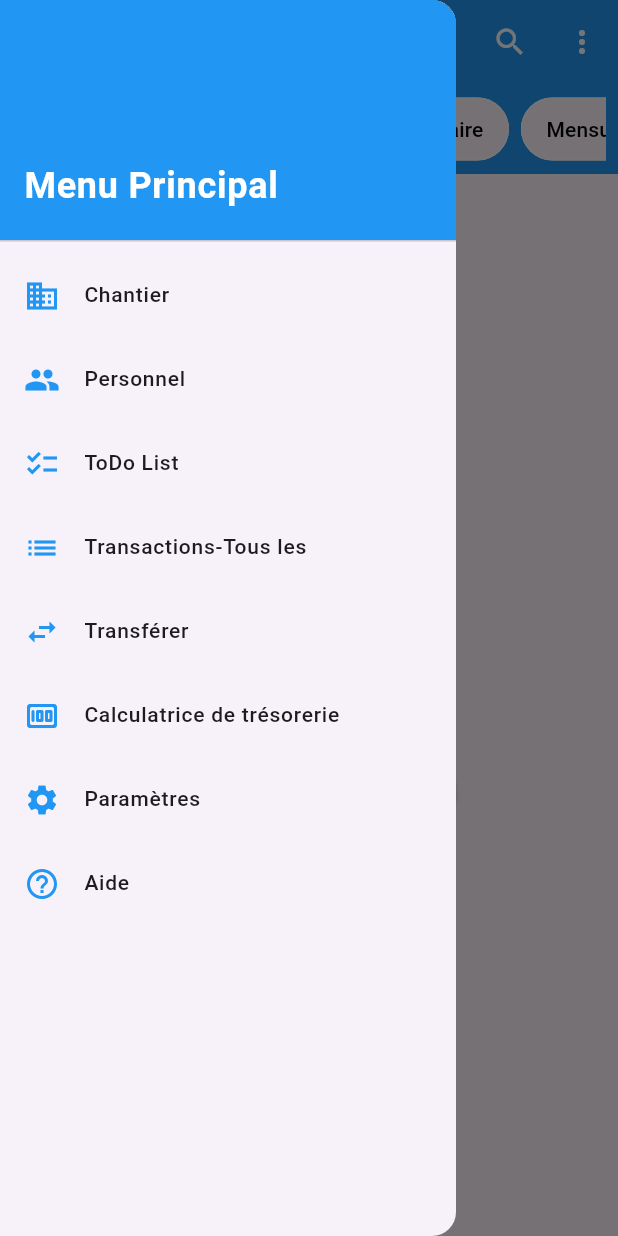
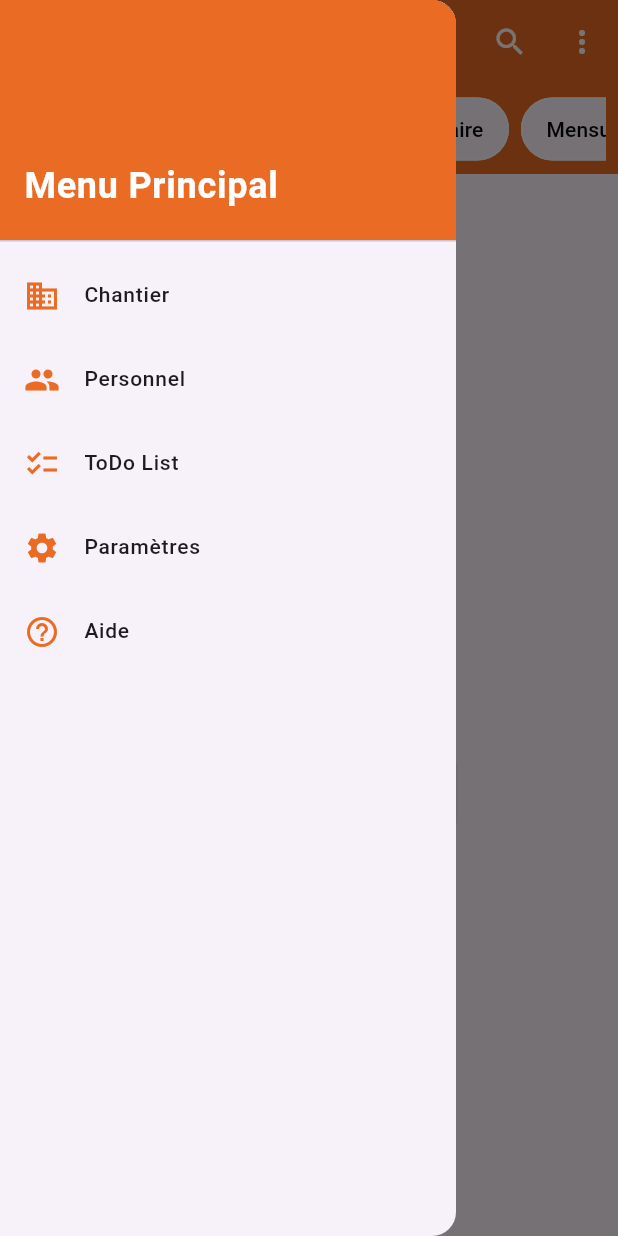
Before and after one commit to DarkZangetsu/Gestion-caisse-, a Flutter app: the HomePage screen opened directly, with the side drawer open, on a phone screen of 412 x 824 dp. Run offline on Flutter 3.47's test engine with Material 3 defaults, Android fonts, the phone set to English and light mode, and no system bars; our stand-ins replace flutter_riverpod, supabase_flutter; accounts and stored records are empty.

Commit message:
vonjy maika

```diff
--- a/lib/models/accounts.dart
+++ b/lib/models/accounts.dart
@@ -20,7 +20,7 @@ class Account {
       id: json['id'],
       userId: json['user_id'],
       name: json['name'],
-      solde: json['solde'],
+      solde: json['solde']?.toDouble(),
       createdAt: DateTime.parse(json['created_at']),
       updatedAt: DateTime.parse(json['updated_at']),
     );
@@ -33,7 +33,7 @@ class Account {
       'name': name,
       'solde': solde,
       'created_at': createdAt?.toIso8601String(),
-      'updated_at': updatedAt?.toIso8601String(),
+      'updated_at': updatedAt?.toIso8601String()
     };
   }
 }
--- a/lib/pages/home_page.dart
+++ b/lib/pages/home_page.dart
@@ -1,3 +1,5 @@
+import 'package:caisse/composants/boutons.dart';
+import 'package:caisse/composants/texts.dart';
 import 'package:caisse/pages/payment_page.dart';
 import 'package:flutter/material.dart';
 import 'package:flutter_riverpod/flutter_riverpod.dart';
@@ -313,7 +315,7 @@ class _HomePageState extends ConsumerState<HomePage> {
               label,
               style: const TextStyle(
                 fontWeight: FontWeight.bold,
-                color: Colors.blue,
+                color: Color(0xffea6b24),
               ),
             ),
           ),
@@ -338,7 +340,7 @@ class _HomePageState extends ConsumerState<HomePage> {
 
     return Scaffold(
       appBar: AppBar(
-        backgroundColor: Colors.blue,
+        backgroundColor: const Color(0xffea6b24),
         title: Expanded(
           child: TextButton(
             onPressed: _showAccountDialog,
@@ -365,7 +367,7 @@ class _HomePageState extends ConsumerState<HomePage> {
           children: [
             const DrawerHeader(
               decoration: BoxDecoration(
-                color: Colors.blue,
+                color: Color(0xffea6b24),
               ),
               child: Column(
                 crossAxisAlignment: CrossAxisAlignment.start,
@@ -400,12 +402,12 @@ class _HomePageState extends ConsumerState<HomePage> {
             ),
             //const DrawerListMenu(icon: Icons.list_alt_rounded, texte: "Résumé"),
             //const DrawerListMenu(icon: Icons.list_alt_rounded, texte: "Comptes Résumé"),
-            const DrawerListMenu(icon: Icons.list, texte: "Transactions-Tous les"),
+            //const DrawerListMenu(icon: Icons.list, texte: "Transactions-Tous les"),
             //const DrawerListMenu(icon: Icons.group, texte: "Comptes"),
-            const DrawerListMenu(icon: Icons.swap_horiz, texte: "Transférer"),
+            //const DrawerListMenu(icon: Icons.swap_horiz, texte: "Transférer"),
             //const DrawerListMenu(icon: Icons.save_sharp, texte: "Rapports-Tous les comptes"),
             //const DrawerListMenu(icon: Icons.swap_horiz, texte: "Changer en Revenu Dépenses"),
-            const DrawerListMenu(icon: Icons.money_rounded, texte: "Calculatrice de trésorerie"),
+            //const DrawerListMenu(icon: Icons.money_rounded, texte: "Calculatrice de trésorerie"),
             //const DrawerListMenu(icon: Icons.swap_vert, texte: "Sauvegarde et Restauration"),
             const DrawerListMenu(icon: Icons.settings, texte: "Paramètres"),
             const DrawerListMenu(icon: Icons.help_outline, texte: "Aide"),
@@ -418,7 +420,7 @@ class _HomePageState extends ConsumerState<HomePage> {
             Container(
               padding: const EdgeInsets.all(8.0),
               height: 60,
-              decoration: const BoxDecoration(color: Colors.blue),
+              decoration: const BoxDecoration(color: Color(0xffea6b24)),
               child: ListView.builder(
                 scrollDirection: Axis.horizontal,
                 itemCount: filterChoice.length,
@@ -426,7 +428,7 @@ class _HomePageState extends ConsumerState<HomePage> {
                   return Padding(
                     padding: const EdgeInsets.symmetric(horizontal: 4.0),
                     child: ChoiceChip(
-                      selectedColor: Colors.blue,
+                      selectedColor: const Color(0xffea6b24),
                       labelPadding: const EdgeInsets.symmetric(horizontal: 8.0, vertical: 2.0),
                       shape: RoundedRectangleBorder(borderRadius: BorderRadius.circular(50)),
                       side: const BorderSide(color: Colors.white),
@@ -460,10 +462,12 @@ class _HomePageState extends ConsumerState<HomePage> {
                             style: TextStyle(fontSize: 18, color: Colors.grey, fontWeight: FontWeight.bold),
                           ),
                           const SizedBox(height: 8),
-                          ElevatedButton(
+                          MyButtons(
+                            backgroundColor: const Color(0xffea6b24),
                             onPressed: () => Navigator.pushNamed(context, '/payement'),
-                            child: const Text("Ajouter une transaction"),
-                          ),
+                            child: const MyText(texte: "Ajouter une transaction", color: Colors.white,),
+                            ),
+
                         ],
                       ),
                     );
@@ -741,7 +745,7 @@ class DrawerListMenu extends StatelessWidget {
     return ListTile(
       leading: Icon(
         icon,
-        color: Colors.blue,
+        color: const Color(0xffea6b24),
         size: 24,
       ),
       title: Text(
@@ -760,8 +764,8 @@ class DrawerListMenu extends StatelessWidget {
         horizontal: 16.0,
         vertical: 4.0,
       ),
-      hoverColor: Colors.blue.withOpacity(0.1),
-      selectedTileColor: Colors.blue.withOpacity(0.1),
+      hoverColor: const Color(0xffea6b24).withOpacity(0.1),
+      selectedTileColor: const Color(0xffea6b24).withOpacity(0.1),
     );
   }
 }
```
Also changed, not shown: lib/classHelper/class_account.dart (+11 -5 lines), lib/widgets/compte/dialog_compte.dart (+5 -5 lines).
